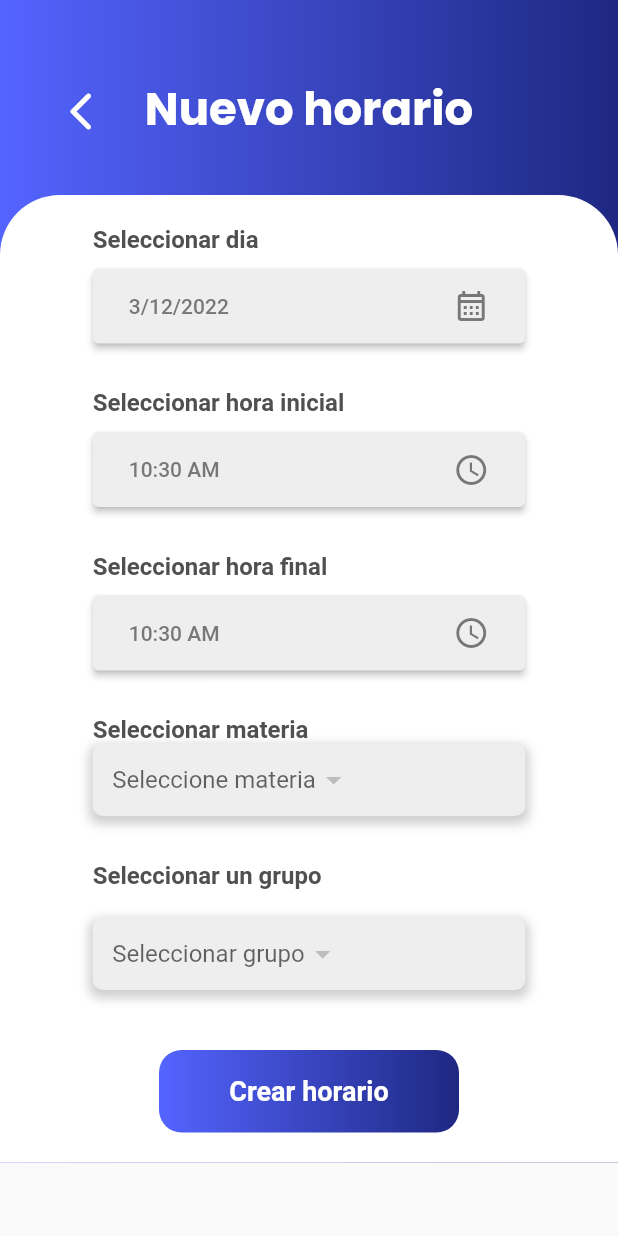
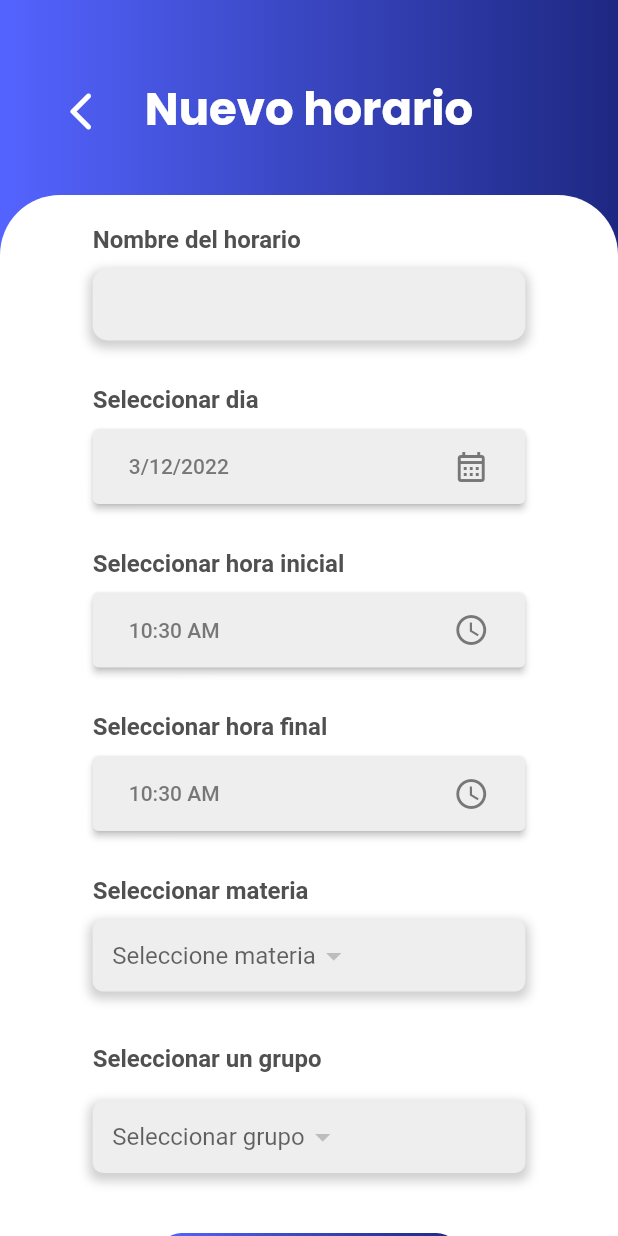
Before and after one commit to Ricarsur/ACADOCEN, a Flutter app: the NewSchedule screen opened directly, on a phone screen of 412 x 824 dp. Run offline on Flutter 3.47's test engine with Material 2 defaults, Android fonts, the phone set to English and light mode, and no system bars; our stand-ins replace cloud_firestore, firebase_auth, firebase_core, flutter_spinkit, flutter_svg, get and 2 more; missing offline and left inert: qr_code_scanner, week_of_year, weekly_date_picker; accounts and stored records are empty; project files that could hold a hidden picture were left out.

```diff
--- a/lib/UI/pages/schedule/new_schedule.dart
+++ b/lib/UI/pages/schedule/new_schedule.dart
@@ -1,7 +1,9 @@
 import 'package:acadocen/UI/pages/pages.dart';
 import 'package:acadocen/domain/controller/materia/materia_controller.dart';
+import 'package:acadocen/domain/services/horario/data_horario.dart';
 import 'package:acadocen/domain/services/materia/data_profile.dart';
 import 'package:acadocen/lib.dart';
+import 'package:acadocen/models/shedule.dart';
 import 'package:cloud_firestore/cloud_firestore.dart';
 import 'package:firebase_auth/firebase_auth.dart';
 import 'package:flutter/material.dart';
@@ -24,7 +26,7 @@ class _NewScheduleState extends State<NewSchedule> {
 
   final TextEditingController _materia = TextEditingController();
   final TextEditingController _grupos = TextEditingController();
-
+  final TextEditingController _nombreHorario = TextEditingController();
   ControllerMateria controllerMateria = Get.find();
   String materiaBuscar = '';
   @override
@@ -49,6 +51,11 @@ class _NewScheduleState extends State<NewSchedule> {
                         Column(
                           crossAxisAlignment: CrossAxisAlignment.start,
                           children: [
+                            TexField(
+                                text: 'Nombre del horario',
+                                type: TextInputType.text,
+                                controllerText: _nombreHorario),
+                            SizedBox(height: 30),
                             Text(
                               'Seleccionar dia',
                               style: const TextStyle(
@@ -200,6 +207,7 @@ class _NewScheduleState extends State<NewSchedule> {
                                   color: Color.fromARGB(255, 80, 80, 80),
                                   fontWeight: FontWeight.bold),
                             ),
+                            SizedBox(height: 10),
                             Padding(
                               padding: const EdgeInsets.only(top: 0),
                               child: StreamBuilder(
@@ -264,7 +272,7 @@ class _NewScheduleState extends State<NewSchedule> {
                             )
                           ],
                         ),
-                        SizedBox(height: 30),
+                        SizedBox(height: 35),
                         Column(
                           crossAxisAlignment: CrossAxisAlignment.start,
                           children: [
@@ -312,7 +320,21 @@ class _NewScheduleState extends State<NewSchedule> {
                         SizedBox(height: 40),
                         Button(
                           text: 'Crear horario',
-                          onPressed: () {},
+                          onPressed: () async {
+                            await DataHorario.createSchedule(
+                              Shedule(
+                                  nombreHorario: _nombreHorario.text,
+                                  fechaInio: now,
+                                  materia: _materia.text,
+                                  grupo: _grupos.text,
+                                  horaInicio: timeInitial.hour.toString() +
+                                      ':' +
+                                      timeInitial.minute.toString(),
+                                  horaFinal: timeFinal.hour.toString() +
+                                      ':' +
+                                      timeFinal.minute.toString()),
+                            );
+                          },
                           width: 200,
                         ),
                       ],
--- a/lib/domain/services/materia/data_profile.dart
+++ b/lib/domain/services/materia/data_profile.dart
@@ -7,7 +7,7 @@ class DataProfile {
   //final FirebaseAuth ? user = FirebaseAuth.instance;
   final FirebaseAuth auth = FirebaseAuth.instance;
   static List<Materia> dataID = [];
-  final user = FirebaseAuth.instance.currentUser!.uid;
+
 
   @override
   refreshContext() {
--- /dev/null
+++ b/lib/models/shedule.dart
@@ -0,0 +1,16 @@
+class Shedule {
+  String nombreHorario;
+  DateTime fechaInio;
+  String horaInicio;
+  String horaFinal;
+  String materia;
+  String grupo;
+
+  Shedule(
+      {required this.nombreHorario,
+      required this.fechaInio,
+      required this.horaInicio,
+      required this.horaFinal,
+      required this.materia,
+      required this.grupo});
+}
```
Also changed, not shown: lib/domain/services/horario/data_horario.dart (added, +28 -0 lines).
